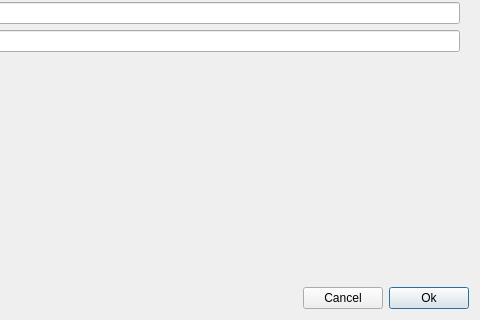
The window that lib9ml/python/dae_impl/nineml_tester.ui (apdavison/nineml) describes before a commit, drawn with Qt 5; both pictures show x 240 to 720 and y 100 to 420 of the 720 by 420 pixel window.
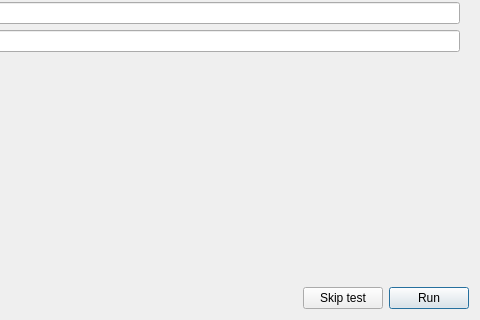
The same window after the commit.

The edit to the form file:
```diff
--- a/lib9ml/python/dae_impl/nineml_tester.ui
+++ b/lib9ml/python/dae_impl/nineml_tester.ui
@@ -314,14 +314,14 @@
      <item>
       <widget class="QPushButton" name="buttonCancel">
        <property name="text">
-        <string>Cancel</string>
+        <string>Skip test</string>
        </property>
       </widget>
      </item>
      <item>
       <widget class="QPushButton" name="buttonOk">
        <property name="text">
-        <string>Ok</string>
+        <string>Run</string>
        </property>
        <property name="default">
         <bool>true</bool>
```
Left out of the diff: 39 changed lines with no effect on the pictures.
